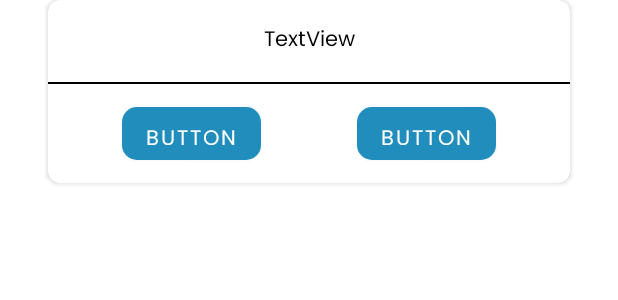
After one commit to Michaelshuvo/MovieMaster, an Android app: the layout dialog_layout.xml on its own in the app's theme, with its tools: preview values and no code run, on a phone screen of 412 x 824 dp. The commit adds this screen. Shown: the top 300 px of the screen. Run offline under Robolectric (Android 15) with nearby library versions, the phone set to English and light mode, and no system bars.

Commit message:
solve issues

```diff
--- a/app/src/main/java/com/example/moviemaster/Activity/MovieDetails.java
+++ b/app/src/main/java/com/example/moviemaster/Activity/MovieDetails.java
@@ -15,6 +15,7 @@ import com.example.moviemaster.ModelClass.Movie;
 import com.example.moviemaster.R;
 
 public class MovieDetails extends AppCompatActivity {
+    //declaring all global variables
     EditText title, year, director, actors, review;
     Movie movie;
     DbHelper dbHelper;
@@ -24,6 +25,7 @@ public class MovieDetails extends AppCompatActivity {
         super.onCreate(savedInstanceState);
         setContentView(R.layout.activity_movie_details);
         getSupportActionBar().setTitle(getResources().getString(R.string.movie_details_titlebar));
+        //initializing all buttton id and edit text id
         dbHelper = new DbHelper(getApplicationContext());
         title = findViewById(R.id.title_edt);
         year = findViewById(R.id.year_edt);
@@ -31,8 +33,9 @@ public class MovieDetails extends AppCompatActivity {
         actors = findViewById(R.id.actors_edt);
         rating = findViewById(R.id.rating_bar);
         review = findViewById(R.id.review_edt);
-
+//get id from previous intent
         int id=getIntent().getIntExtra(Constant.MOVIEID,0);
+        //if got id then fetching data by id from database and set data into edittext
         if(id!=0){
             movie=dbHelper.getMovieById(String.valueOf(id));
             if(movie!=null){
--- /dev/null
+++ b/app/src/main/res/layout/dialog_layout.xml
@@ -0,0 +1,112 @@
+<?xml version="1.0" encoding="utf-8"?>
+<androidx.constraintlayout.widget.ConstraintLayout
+    xmlns:android="http://schemas.android.com/apk/res/android"
+    xmlns:app="http://schemas.android.com/apk/res-auto"
+    xmlns:tools="http://schemas.android.com/tools"
+    android:layout_width="match_parent"
+    android:layout_height="wrap_content">
+
+    <androidx.cardview.widget.CardView
+        android:layout_width="0dp"
+        android:layout_height="wrap_content"
+        android:layout_marginStart="32dp"
+        android:layout_marginEnd="32dp"
+        android:layout_marginBottom="64dp"
+        app:cardCornerRadius="8dp"
+        app:layout_constraintBottom_toBottomOf="parent"
+        app:layout_constraintEnd_toEndOf="parent"
+        app:layout_constraintStart_toStartOf="parent"
+        app:layout_constraintTop_toTopOf="parent">
+
+        <androidx.constraintlayout.widget.ConstraintLayout
+            android:layout_width="match_parent"
+            android:layout_height="match_parent">
+
+
+            <View
+                android:visibility="gone"
+                android:id="@+id/dialogTitleView"
+                android:layout_width="wrap_content"
+                android:layout_height="65dp"
+                app:layout_constraintEnd_toEndOf="parent"
+                app:layout_constraintHorizontal_bias="0.0"
+                app:layout_constraintStart_toStartOf="parent"
+                app:layout_constraintTop_toTopOf="parent">
+
+            </View>
+
+            <TextView
+                android:id="@+id/dialogMessageTextView"
+                android:layout_width="0dp"
+                android:layout_height="wrap_content"
+                android:layout_marginStart="16dp"
+                android:layout_marginTop="15dp"
+                android:layout_marginEnd="16dp"
+                android:gravity="center"
+                android:fontFamily="@font/poppins"
+                android:lineSpacingExtra="8sp"
+                android:text="TextView"
+                android:textAlignment="center"
+                android:textColor="@color/black"
+                app:layout_constraintEnd_toEndOf="parent"
+                app:layout_constraintStart_toStartOf="parent"
+                app:layout_constraintTop_toBottomOf="@id/dialogTitleView" />
+
+            <View
+                android:id="@+id/view18"
+                android:layout_width="wrap_content"
+                android:layout_height="1dp"
+                android:layout_marginTop="15dp"
+
+                android:background="@color/black"
+                app:layout_constraintEnd_toEndOf="parent"
+                app:layout_constraintStart_toStartOf="parent"
+                app:layout_constraintTop_toBottomOf="@+id/dialogMessageTextView" />
+
+            <Button
+                android:id="@+id/dialogOkButton"
+                android:layout_width="wrap_content"
+                android:layout_height="35dp"
+                android:background="@drawable/background_shape_button"
+                android:text="Button"
+                android:textColor="@color/white"
+                android:fontFamily="@font/poppins"
+                android:textSize="14sp"
+                android:layout_marginTop="15dp"
+                app:layout_constraintBottom_toBottomOf="parent"
+                app:layout_constraintEnd_toEndOf="parent"
+                app:layout_constraintHorizontal_bias="0.5"
+                app:layout_constraintStart_toEndOf="@+id/dialogCancelButton"
+                app:layout_constraintTop_toBottomOf="@+id/view18"
+                android:layout_marginStart="15dp"
+                android:layout_marginEnd="15dp"
+                android:layout_marginBottom="15dp"
+                android:gravity="center"
+                />
+
+
+
+            <Button
+                android:id="@+id/dialogCancelButton"
+                android:layout_width="wrap_content"
+                android:layout_height="35dp"
+                android:background="@drawable/background_shape_button"
+                android:text="Button"
+                android:textSize="14sp"
+                android:layout_marginTop="15dp"
+                android:textColor="@color/white"
+                android:fontFamily="@font/poppins"
+                app:layout_constraintBottom_toBottomOf="parent"
+                app:layout_constraintEnd_toStartOf="@+id/dialogOkButton"
+                app:layout_constraintHorizontal_bias="0.5"
+                app:layout_constraintStart_toStartOf="parent"
+                app:layout_constraintTop_toBottomOf="@+id/view18"
+                android:layout_marginStart="15dp"
+                android:layout_marginEnd="15dp"
+                android:layout_marginBottom="15dp"
+                android:gravity="center"
+                />
+        </androidx.constraintlayout.widget.ConstraintLayout>
+    </androidx.cardview.widget.CardView>
+
+</androidx.constraintlayout.widget.ConstraintLayout>
--- a/app/src/main/res/values/colors.xml
+++ b/app/src/main/res/values/colors.xml
@@ -7,7 +7,7 @@
     <color name="teal_700">#FF018786</color>
     <color name="black">#FF000000</color>
     <color name="white">#FFFFFFFF</color>
-    <color name="offwhite">#f8f8ff</color>
+    <color name="offwhite">#DEDEDF</color>
     <color name="yellow">#F5B331</color>
     <color name="pimary_color">#218DBD</color>
     <color name="colorPrimaryVariant">#1A79A3</color>
--- a/app/src/main/res/values/strings.xml
+++ b/app/src/main/res/values/strings.xml
@@ -1,5 +1,5 @@
 <resources>
-    <string name="app_name">Movie Master</string>
+    <string name="app_name">Movie App</string>
 
 
     <string name="registered_movie">Registered Movie</string>
@@ -30,4 +30,5 @@
     <!--    button-->
     <string name="btn_save">Save</string>
     <string name="btn_update">Update</string>
+    <string name="btn_delete">Delete</string>
 </resources>
```
Also changed, not shown: app/src/main/java/com/example/moviemaster/Activity/EditMovie.java (+29 -1 lines), app/src/main/java/com/example/moviemaster/Activity/EditMovieList.java (+10 -3 lines), app/src/main/java/com/example/moviemaster/Database/DbHelper.java (+19 -1 lines), app/src/main/java/com/example/moviemaster/Util/MyAlertDialog.java (added, +76 -0 lines), app/src/main/res/layout/activity_edit_movie.xml (+13 -1 lines), app/src/main/res/layout/activity_search_movie.xml (+18 -17 lines).
